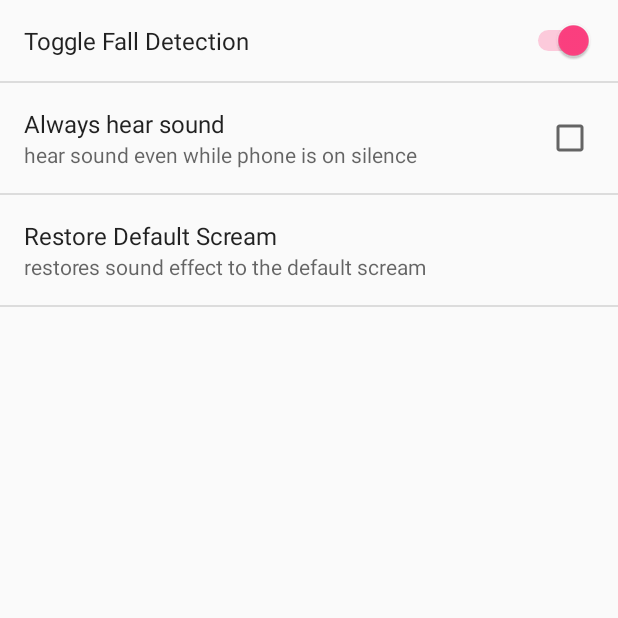
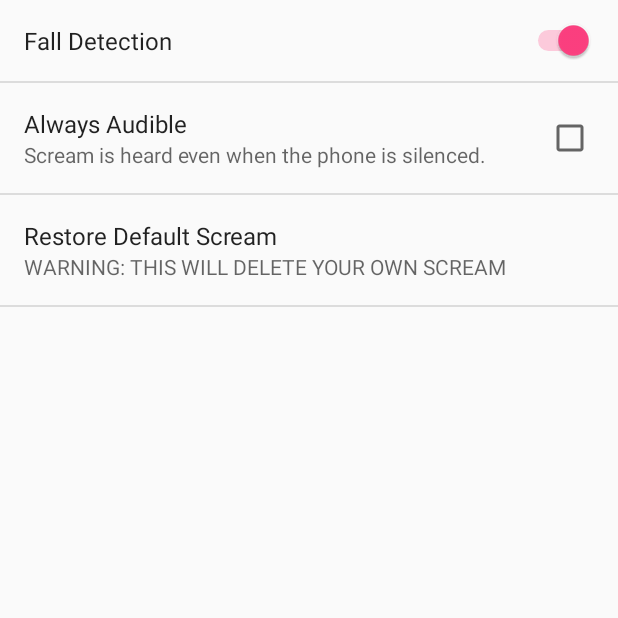
Before and after one commit to gergesh/screamy, an Android app: the SettingsActivity screen opened directly, with no data from a screen before it, on a phone screen of 412 x 824 dp, the top half of it. Run offline under Robolectric (Android 15) with nearby library versions, the phone set to English and light mode, and no system bars.

Commit message:
Update pref_general.xml

```diff
--- a/app/src/main/res/xml/pref_general.xml
+++ b/app/src/main/res/xml/pref_general.xml
@@ -2,15 +2,15 @@
 <PreferenceScreen xmlns:android="http://schemas.android.com/apk/res/android">
     <SwitchPreference
         android:defaultValue="true"
-        android:title="Toggle Fall Detection"
+        android:title="Fall Detection"
         android:key="isDetectFall" />
     <CheckBoxPreference
         android:defaultValue="false"
-        android:title="Always hear sound"
-        android:summary="hear sound even while phone is on silence"
+        android:title="Always Audible"
+        android:summary="Scream is heard even when the phone is silenced."
         android:key="hearAlways" />
     <Preference
         android:key="restoreDefaultScreamButton"
-        android:summary="restores sound effect to the default scream"
+        android:summary="WARNING: THIS WILL DELETE YOUR OWN SCREAM"
         android:title="Restore Default Scream" />
 </PreferenceScreen>
```
